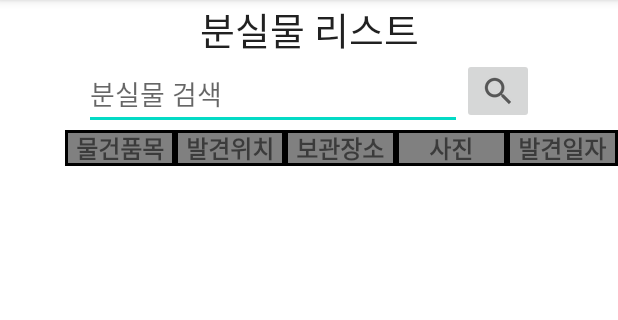
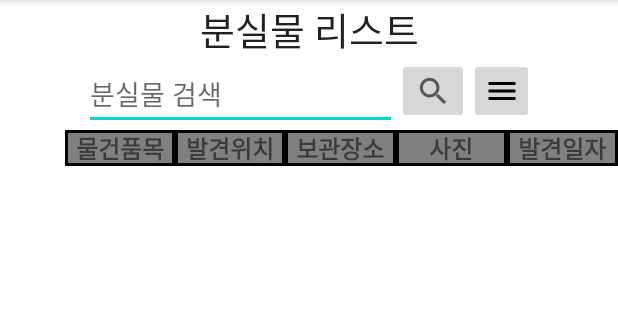
Before and after one commit to chanwookK/cha-jeul-kon-dae_KUMobileProgramming, an Android app: the screen it shows after launch (LostListActivity), on a phone screen of 412 x 824 dp, the part 84-404 px from its top. Run offline under Robolectric (Android 15) with nearby library versions, the phone set to English and light mode, and no system bars; our stand-ins replace Firebase (no records; nobody signed in at launch, a user with empty details on screens opened directly).

Commit message:
[add]: 검색 후 목록으로 돌아가기버튼 추가, DB PW 업로드

```diff
--- a/app/src/main/res/layout/activity_lost_list.xml
+++ b/app/src/main/res/layout/activity_lost_list.xml
@@ -36,6 +36,13 @@
             android:layout_width="wrap_content"
             android:layout_height="wrap_content"
             app:srcCompat="?android:attr/actionModeWebSearchDrawable" />
+
+        <ImageButton
+            android:id="@+id/listBtn"
+            android:layout_width="wrap_content"
+            android:layout_height="wrap_content"
+            android:layout_weight="1"
+            app:srcCompat="@drawable/baseline_menu_24" />
     </LinearLayout>
 
     <LinearLayout
```
Also changed, not shown: app/src/main/java/com/example/lostku/LostListActivity.kt (+17 -0 lines).
